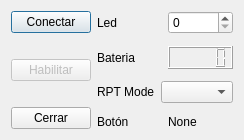
First picture: the form in gui.ui, repository mattgaviota/wiiproject, before the edit.
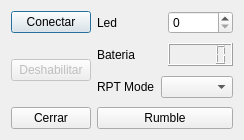
Second picture: the form after the edit.

The edit to the form file:
```diff
--- a/gui.ui
+++ b/gui.ui
@@ -47,7 +47,7 @@
           <bool>false</bool>
          </property>
          <property name="text">
-          <string>Habilitar</string>
+          <string>Deshabilitar</string>
          </property>
         </widget>
        </item>
@@ -178,22 +178,17 @@
         </spacer>
        </item>
        <item>
-        <layout class="QHBoxLayout" name="horizontalLayout_4">
-         <item>
-          <widget class="QLabel" name="label_5">
-           <property name="text">
-            <string>Botón</string>
-           </property>
-          </widget>
+        <layout class="QHBoxLayout" name="horizontalLayout_4"/>
          </item>
          <item>
-          <widget class="QLabel" name="lbl_boton">
+        <widget class="QPushButton" name="btn_rumble">
            <property name="text">
-            <string>None</string>
-           </property>
-          </widget>
-         </item>
-        </layout>
+          <string>Rumble</string>
+         </property>
+         <property name="checkable">
+          <bool>true</bool>
+         </property>
+        </widget>
        </item>
       </layout>
      </item>
```
Left out of the diff: 19 changed lines with no effect on the pictures. Lines whose indentation alone changed are shown as unchanged.
